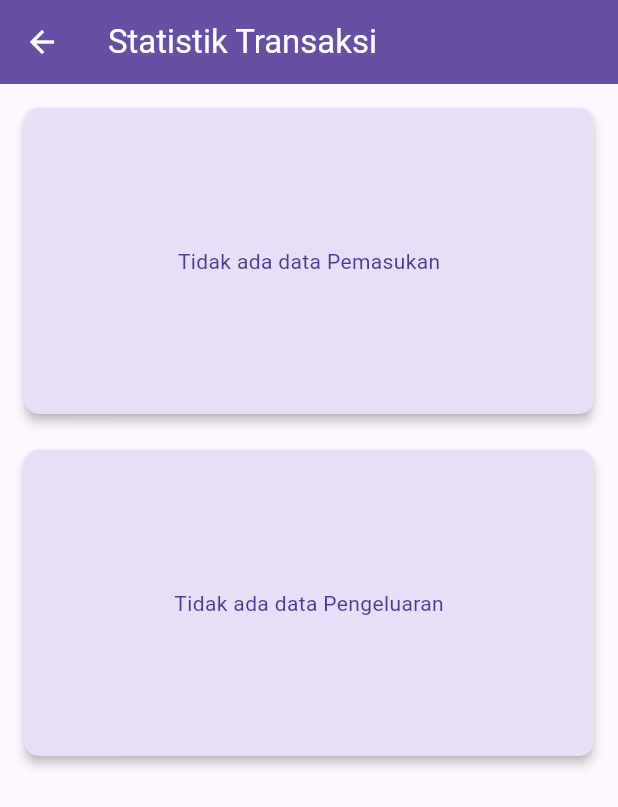
After one commit to gerrybagaskoro/tugas_13_ppkdjp_mpro_b3_2025, a Flutter app: the StatisticsScreen screen opened by its route, on a phone screen of 412 x 824 dp. The commit adds this screen. Shown: the top 807 px of the screen. Run offline on Flutter 3.47's test engine with Material 3 defaults, Android fonts, the phone set to English and light mode, and no system bars; our stand-ins replace fl_chart, lottie, shared_preferences, sqflite; accounts and stored records are empty.

Commit message:
Add Statistics Screen: implement pie chart for income and expenses, update dashboard navigation

```diff
--- a/lib/main.dart
+++ b/lib/main.dart
@@ -10,6 +10,7 @@ import 'package:tugas_13_laporan_keuangan_harian/screens/profile_screen.dart';
 import 'package:tugas_13_laporan_keuangan_harian/screens/register_screen.dart';
 import 'package:tugas_13_laporan_keuangan_harian/screens/report_transaction_screen.dart';
 import 'package:tugas_13_laporan_keuangan_harian/screens/splash_screen.dart';
+import 'package:tugas_13_laporan_keuangan_harian/screens/statistic_screen.dart';
 import 'package:tugas_13_laporan_keuangan_harian/sqflite/db_helper.dart';
 
 String formatCurrency(double amount) {
@@ -51,6 +52,7 @@ class MyApp extends StatelessWidget {
           return EditTransactionScreen(transaksi: transaksi);
         },
         '/report_transaction_screen': (context) => ReportTransactionScreen(),
+        StatisticsScreen.id: (context) => StatisticsScreen(),
       },
     );
   }
--- /dev/null
+++ b/lib/screens/statistic_screen.dart
@@ -0,0 +1,306 @@
+// statistics_screen.dart
+import 'package:fl_chart/fl_chart.dart';
+import 'package:flutter/material.dart';
+import 'package:tugas_13_laporan_keuangan_harian/sqflite/db_helper.dart';
+
+class StatisticsScreen extends StatefulWidget {
+  static const id = '/statistics_screen';
+
+  const StatisticsScreen({super.key});
+
+  @override
+  _StatisticsScreenState createState() => _StatisticsScreenState();
+}
+
+class _StatisticsScreenState extends State<StatisticsScreen> {
+  Map<String, double> pemasukanByKategori = {};
+  Map<String, double> pengeluaranByKategori = {};
+  double totalPemasukan = 0;
+  double totalPengeluaran = 0;
+  int touchedIndexPemasukan = -1;
+  int touchedIndexPengeluaran = -1;
+
+  @override
+  void initState() {
+    super.initState();
+    _loadStatistics();
+  }
+
+  Future<void> _loadStatistics() async {
+    final allTransaksi = await DbHelper.getAllTransaksi();
+
+    Map<String, double> pemasukanTemp = {};
+    Map<String, double> pengeluaranTemp = {};
+    double totalPemasukanTemp = 0;
+    double totalPengeluaranTemp = 0;
+
+    for (var transaksi in allTransaksi) {
+      if (transaksi.jenis == 'Pemasukan') {
+        totalPemasukanTemp += transaksi.jumlah;
+        pemasukanTemp[transaksi.kategori] =
+            (pemasukanTemp[transaksi.kategori] ?? 0) + transaksi.jumlah;
+      } else {
+        totalPengeluaranTemp += transaksi.jumlah;
+        pengeluaranTemp[transaksi.kategori] =
+            (pengeluaranTemp[transaksi.kategori] ?? 0) + transaksi.jumlah;
+      }
+    }
+
+    setState(() {
+      pemasukanByKategori = pemasukanTemp;
+      pengeluaranByKategori = pengeluaranTemp;
+      totalPemasukan = totalPemasukanTemp;
+      totalPengeluaran = totalPengeluaranTemp;
+    });
+  }
+
+  List<PieChartSectionData> _buildPieChartData(
+    Map<String, double> data,
+    List<Color> colors,
+    int touchedIndex,
+  ) {
+    final List<PieChartSectionData> pieChartData = [];
+    int colorIndex = 0;
+
+    data.forEach((category, amount) {
+      final isTouched = colorIndex == touchedIndex;
+      final double fontSize = isTouched ? 14 : 12;
+      final double radius = isTouched ? 50 : 40; // Diperkecil
+
+      pieChartData.add(
+        PieChartSectionData(
+          color: colors[colorIndex % colors.length],
+          value: amount,
+          title: isTouched
+              ? '${((amount / (data == pemasukanByKategori ? totalPemasukan : totalPengeluaran)) * 100).toStringAsFixed(1)}%'
+              : '',
+          radius: radius,
+          titleStyle: TextStyle(
+            fontSize: fontSize,
+            fontWeight: FontWeight.bold,
+            color: Colors.white,
+          ),
+        ),
+      );
+
+      colorIndex++;
+    });
+
+    return pieChartData;
+  }
+
+  Widget _buildPieChart(
+    String title,
+    Map<String, double> data,
+    List<Color> colors,
+    int touchedIndex,
+    Function(int) onTouchCallback,
+  ) {
+    if (data.isEmpty) {
+      return SizedBox(
+        height: 180, // Diperkecil
+        child: Center(
+          child: Text(
+            'Tidak ada data $title',
+            style: TextStyle(color: const Color(0xFF4F378A), fontSize: 14),
+          ),
+        ),
+      );
+    }
+
+    return Column(
+      crossAxisAlignment: CrossAxisAlignment.start,
+      children: [
+        Padding(
+          padding: const EdgeInsets.only(bottom: 12.0),
+          child: Text(
+            title,
+            style: TextStyle(
+              fontSize: 16, // Diperkecil
+              fontWeight: FontWeight.bold,
+              color: const Color(0xFF4F378A),
+            ),
+          ),
+        ),
+        SizedBox(
+          height: 150, // Diperkecil
+          child: Row(
+            children: [
+              Expanded(
+                flex: 5,
+                child: PieChart(
+                  PieChartData(
+                    pieTouchData: PieTouchData(
+                      touchCallback: (FlTouchEvent event, pieTouchResponse) {
+                        if (!event.isInterestedForInteractions ||
+                            pieTouchResponse == null ||
+                            pieTouchResponse.touchedSection == null) {
+                          onTouchCallback(-1);
+                          return;
+                        }
+                        onTouchCallback(
+                          pieTouchResponse.touchedSection!.touchedSectionIndex,
+                        );
+                      },
+                    ),
+                    borderData: FlBorderData(show: false),
+                    sectionsSpace: 2, // Diperkecil
+                    centerSpaceRadius: 30, // Diperkecil
+                    sections: _buildPieChartData(data, colors, touchedIndex),
+                  ),
+                ),
+              ),
+              SizedBox(width: 8),
+              Expanded(
+                flex: 5,
+                child: Column(
+                  mainAxisAlignment: MainAxisAlignment.center,
+                  children: _buildLegend(data, colors),
+                ),
+              ),
+            ],
+          ),
+        ),
+      ],
+    );
+  }
+
+  List<Widget> _buildLegend(Map<String, double> data, List<Color> colors) {
+    final List<Widget> legendItems = [];
+    int index = 0;
+
+    data.forEach((category, amount) {
+      final color = colors[index % colors.length];
+      final percentage =
+          (amount /
+              (data == pemasukanByKategori
+                  ? totalPemasukan
+                  : totalPengeluaran)) *
+          100;
+
+      legendItems.add(
+        Padding(
+          padding: const EdgeInsets.symmetric(vertical: 4.0),
+          child: Row(
+            children: [
+              Container(width: 12, height: 12, color: color),
+              SizedBox(width: 6),
+              Expanded(
+                child: Text(
+                  category,
+                  style: TextStyle(fontSize: 12), // Diperkecil
+                  overflow: TextOverflow.ellipsis,
+                ),
+              ),
+              SizedBox(width: 6),
+              Text(
+                '${percentage.toStringAsFixed(1)}%',
+                style: TextStyle(
+                  fontSize: 12,
+                  fontWeight: FontWeight.bold,
+                ), // Diperkecil
+              ),
+            ],
+          ),
+        ),
+      );
+
+      index++;
+    });
+
+    return legendItems;
+  }
+
+  @override
+  Widget build(BuildContext context) {
+    // Warna untuk pie chart
+    final List<Color> pemasukanColors = [
+      Colors.green,
+      Colors.lightGreen,
+      Colors.greenAccent,
+      Colors.teal,
+      Colors.cyan,
+    ];
+
+    final List<Color> pengeluaranColors = [
+      Colors.red,
+      Colors.orange,
+      Colors.deepOrange,
+      Colors.pink,
+      Colors.purple,
+    ];
+
+    return Scaffold(
+      appBar: AppBar(
+        title: Text('Statistik Transaksi'),
+        backgroundColor: Color(0xFF6750A4),
+        foregroundColor: Colors.white,
+      ),
+      body: Padding(
+        padding: const EdgeInsets.all(12.0), // Diperkecil
+        child: SingleChildScrollView(
+          child: Column(
+            children: [
+              Card(
+                color: const Color(0xFFE8DEF8),
+                elevation: 3,
+                shape: RoundedRectangleBorder(
+                  borderRadius: BorderRadius.circular(10),
+                ),
+                child: Padding(
+                  padding: const EdgeInsets.all(12.0), // Diperkecil
+                  child: _buildPieChart(
+                    'Pemasukan',
+                    pemasukanByKategori,
+                    pemasukanColors,
+                    touchedIndexPemasukan,
+                    (index) {
+                      setState(() {
+                        touchedIndexPemasukan = index;
+                      });
+                    },
+                  ),
+                ),
+              ),
+              SizedBox(height: 16),
+              Card(
+                color: const Color(0xFFE8DEF8),
+                elevation: 3,
+                shape: RoundedRectangleBorder(
+                  borderRadius: BorderRadius.circular(10),
+                ),
+                child: Padding(
+                  padding: const EdgeInsets.all(12.0), // Diperkecil
+                  child: _buildPieChart(
+                    'Pengeluaran',
+                    pengeluaranByKategori,
+                    pengeluaranColors,
+                    touchedIndexPengeluaran,
+                    (index) {
+                      setState(() {
+                        touchedIndexPengeluaran = index;
+                      });
+                    },
+                  ),
+                ),
+              ),
+              SizedBox(height: 16),
+              // ElevatedButton(
+              //   onPressed: _loadStatistics,
+              //   style: ElevatedButton.styleFrom(
+              //     backgroundColor: Color(0xFF6750A4),
+              //     foregroundColor: Colors.white,
+              //     minimumSize: Size(double.infinity, 40), // Diperkecil
+              //   ),
+              //   child: Text(
+              //     'Perbarui Statistik',
+              //     style: TextStyle(fontSize: 14),
+              //   ),
+              // ),
+            ],
+          ),
+        ),
+      ),
+    );
+  }
+}
--- a/pubspec.yaml
+++ b/pubspec.yaml
@@ -29,6 +29,7 @@ environment:
 # versions available, run `flutter pub outdated`.
 dependencies:
   cupertino_icons: ^1.0.8
+  fl_chart: ^1.0.0
   flutter:
     sdk: flutter
   intl: ^0.20.2
```
Also changed, not shown: lib/screens/dashboard_screen.dart (+23 -10 lines), pubspec.lock.
